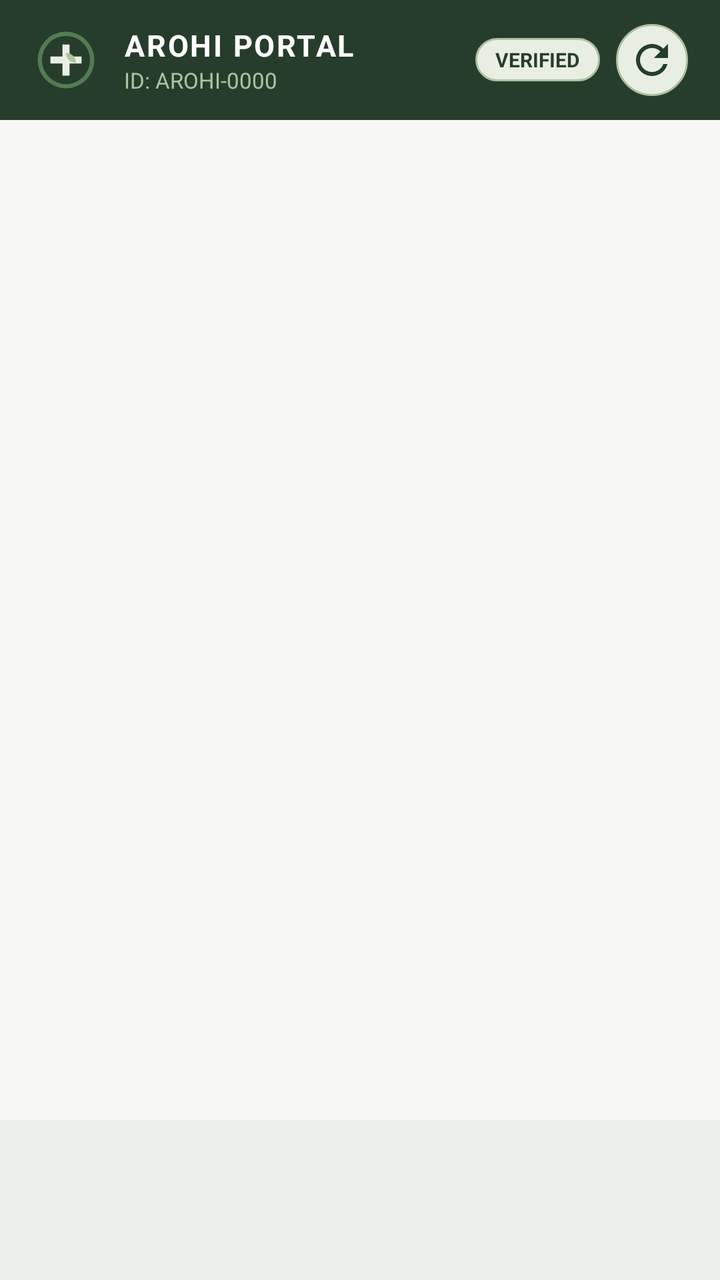
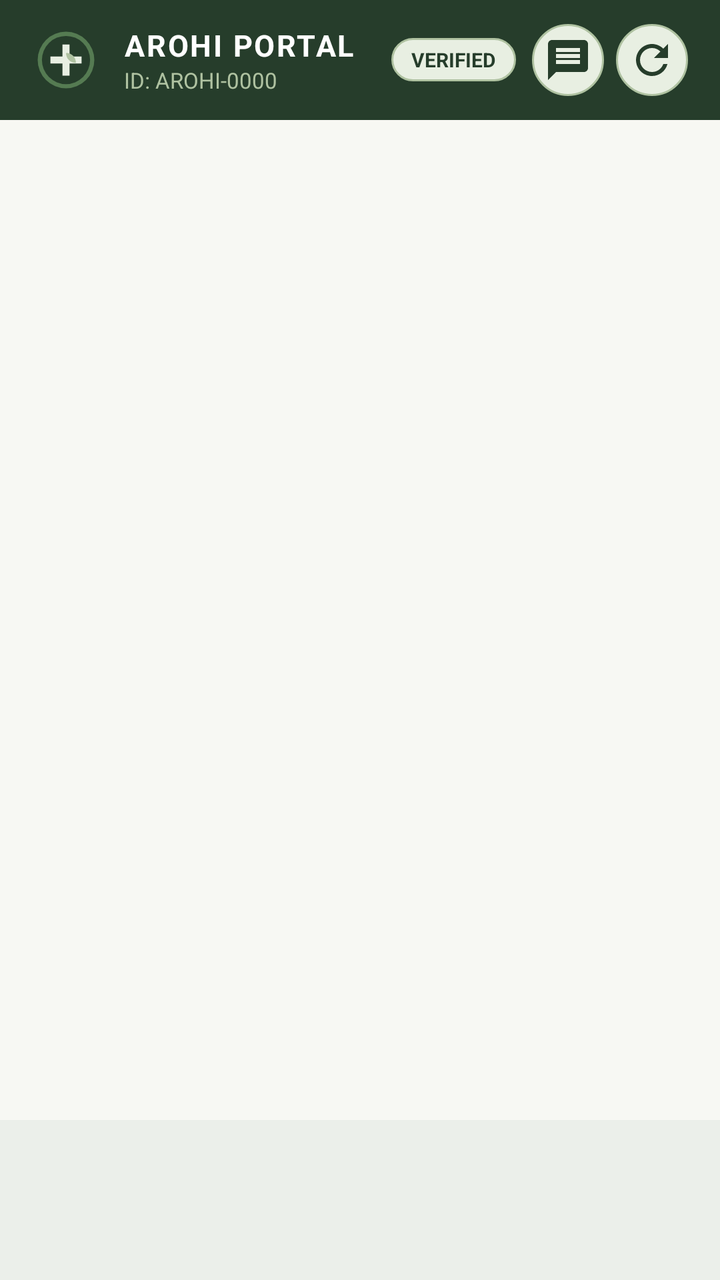

Screens rendered from an Android XML layout before and after an edit, with the pre-edit source and the edit as a unified diff.
<!-- AndroidManifest.xml: application theme Theme.AROHI -->
<!-- res/layout/activity_role_portal.xml -->
<?xml version="1.0" encoding="utf-8"?>
<androidx.constraintlayout.widget.ConstraintLayout xmlns:android="http://schemas.android.com/apk/res/android"
    xmlns:app="http://schemas.android.com/apk/res-auto"
    android:layout_width="match_parent"
    android:layout_height="match_parent"
    android:background="@color/warm_ivory">

    
    <LinearLayout
        android:id="@+id/topPortalBar"
        android:layout_width="0dp"
        android:layout_height="wrap_content"
        android:background="@color/deep_forest_green"
        android:gravity="center_vertical"
        android:orientation="horizontal"
        android:paddingHorizontal="@dimen/spacing_md"
        android:paddingVertical="12dp"
        app:layout_constraintEnd_toEndOf="parent"
        app:layout_constraintStart_toStartOf="parent"
        app:layout_constraintTop_toTopOf="parent">

        <ImageView
            android:layout_width="34dp"
            android:layout_height="34dp"
            android:contentDescription="@string/app_name"
            android:src="@drawable/ic_arohi_logo" />

        <LinearLayout
            android:layout_width="0dp"
            android:layout_height="wrap_content"
            android:layout_marginStart="@dimen/spacing_sm"
            android:layout_weight="1"
            android:orientation="vertical">

            <TextView
                android:id="@+id/tvPortalHeaderTitle"
                android:layout_width="wrap_content"
                android:layout_height="wrap_content"
                android:letterSpacing="0.06"
                android:text="AROHI PORTAL"
                android:textColor="@color/white"
                android:textSize="15sp"
                android:textStyle="bold" />

            <TextView
                android:id="@+id/tvPortalHeaderSub"
                android:layout_width="wrap_content"
                android:layout_height="wrap_content"
                android:text="ID: AROHI-0000"
                android:textColor="@color/soft_sage"
                android:textSize="11sp" />
        </LinearLayout>

        <TextView
            android:id="@+id/tvPortalStatusBadge"
            android:layout_width="wrap_content"
            android:layout_height="wrap_content"
            android:layout_marginEnd="@dimen/spacing_xs"
            android:background="@drawable/bg_badge_pill"
            android:paddingHorizontal="10dp"
            android:paddingVertical="4dp"
            android:text="VERIFIED"
            android:textColor="@color/deep_forest_green"
            android:textSize="10sp"
            android:textStyle="bold" />

        <ImageButton
            android:id="@+id/btnHeaderRefresh"
            android:layout_width="36dp"
            android:layout_height="36dp"
            android:background="@drawable/bg_icon_circle_mint"
            android:contentDescription="@string/action_retry"
            android:padding="7dp"
            android:src="@drawable/ic_refresh" />
    </LinearLayout>

    
    <FrameLayout
        android:id="@+id/fragmentContainer"
        android:layout_width="0dp"
        android:layout_height="0dp"
        app:layout_constraintBottom_toTopOf="@+id/bottomNavigation"
        app:layout_constraintEnd_toEndOf="parent"
        app:layout_constraintStart_toStartOf="parent"
        app:layout_constraintTop_toBottomOf="@+id/topPortalBar" />

    
    <com.google.android.material.bottomnavigation.BottomNavigationView
        android:id="@+id/bottomNavigation"
        android:layout_width="0dp"
        android:layout_height="wrap_content"
        android:background="@color/white"
        app:elevation="8dp"
        app:itemActiveIndicatorStyle="@style/Widget.Material3.BottomNavigationView.ActiveIndicator"
        app:itemIconTint="@color/deep_forest_green"
        app:itemTextColor="@color/deep_forest_green"
        app:labelVisibilityMode="labeled"
        app:layout_constraintBottom_toBottomOf="parent"
        app:layout_constraintEnd_toEndOf="parent"
        app:layout_constraintStart_toStartOf="parent" />

</androidx.constraintlayout.widget.ConstraintLayout>
<!-- resources referenced by this layout -->
<resources>
  <color name="deep_forest_green">#263D2B</color>
  <color name="soft_sage">#AFC2A1</color>
  <color name="warm_ivory">#F7F8F3</color>
  <color name="white">#FFFFFF</color>
  <dimen name="spacing_md">16dp</dimen>
  <dimen name="spacing_sm">12dp</dimen>
  <dimen name="spacing_xs">8dp</dimen>
  <!-- drawable bg_badge_pill (drawable) -->
  <?xml version="1.0" encoding="utf-8"?>
  <shape xmlns:android="http://schemas.android.com/apk/res/android"
      android:shape="rectangle">
      <solid android:color="@color/pale_mint" />
      <stroke
          android:width="1dp"
          android:color="@color/soft_sage" />
      <corners android:radius="@dimen/radius_pill" />
  </shape>
  <!-- drawable bg_icon_circle_mint (drawable) -->
  <?xml version="1.0" encoding="utf-8"?>
  <shape xmlns:android="http://schemas.android.com/apk/res/android"
      android:shape="oval">
      <solid android:color="@color/pale_mint" />
      <stroke
          android:width="1dp"
          android:color="@color/soft_sage" />
  </shape>
  <!-- drawable ic_refresh (drawable) -->
  <?xml version="1.0" encoding="utf-8"?>
  <vector xmlns:android="http://schemas.android.com/apk/res/android"
      android:width="24dp"
      android:height="24dp"
      android:viewportWidth="24"
      android:viewportHeight="24">
      <path
          android:fillColor="#263D2B"
          android:pathData="M17.65,6.35C16.2,4.9 14.21,4 12,4c-4.42,0 -7.99,3.58 -7.99,8s3.57,8 7.99,8c3.73,0 6.84,-2.55 7.73,-6h-2.08c-0.82,2.33 -3.04,4 -5.65,4 -3.31,0 -6,-2.69 -6,-6s2.69,-6 6,-6c1.66,0 3.14,0.69 4.22,1.78L13,11h7V4l-2.35,2.35z" />
  </vector>
  <string name="action_retry">Retry</string>
  <string name="app_name">AROHI</string>
  <color name="pale_mint">#E8EFE2</color>
  <dimen name="radius_pill">100dp</dimen>
  <color name="primary_moss_green">#557B52</color>
  <color name="secondary_sage">#819B75</color>
  <color name="status_emergency">#C94B4B</color>
  <color name="status_emergency_bg">#FDECEC</color>
  <color name="surface_card">#FFFFFF</color>
  <color name="text_primary">#26332A</color>
  <color name="text_secondary">#778276</color>
  <color name="border_stroke">#D5E0CE</color>
  <style name="Widget.AROHI.Button.Primary" parent="Widget.Material3.Button">
          <item name="android:minHeight">@dimen/button_height</item>
          <item name="android:textColor">@color/white</item>
          <item name="android:textSize">15sp</item>
          <item name="android:textStyle">bold</item>
          <item name="android:letterSpacing">0.02</item>
          <item name="backgroundTint">@color/primary_moss_green</item>
          <item name="cornerRadius">@dimen/input_corner_radius</item>
          <item name="elevation">0dp</item>
      </style>
  <style name="Widget.AROHI.Card" parent="Widget.Material3.CardView.Elevated">
          <item name="cardBackgroundColor">@color/surface_card</item>
          <item name="cardCornerRadius">@dimen/radius_md</item>
          <item name="cardElevation">@dimen/card_elevation</item>
          <item name="strokeColor">@color/border_stroke</item>
          <item name="strokeWidth">@dimen/card_stroke_width</item>
      </style>
  <dimen name="button_height">54dp</dimen>
  <dimen name="input_corner_radius">12dp</dimen>
  <dimen name="radius_md">16dp</dimen>
  <dimen name="card_elevation">2dp</dimen>
  <dimen name="card_stroke_width">1dp</dimen>
  <!-- unchanged entries left out for length: 3 -->
</resources>

<!-- the commit's change to res/layout/activity_role_portal.xml (unified diff, before → after) -->
@@ -65,6 +65,16 @@
             android:textStyle="bold" />
 
         <ImageButton
+            android:id="@+id/btnHeaderCommunityFeed"
+            android:layout_width="36dp"
+            android:layout_height="36dp"
+            android:layout_marginEnd="6dp"
+            android:background="@drawable/bg_icon_circle_mint"
+            android:contentDescription="Community Feed"
+            android:padding="7dp"
+            android:src="@drawable/ic_nav_messages" />
+
+        <ImageButton
             android:id="@+id/btnHeaderRefresh"
             android:layout_width="36dp"
             android:layout_height="36dp"
<!-- resource entries referenced after the edit -->
@@ -26,6 +26,17 @@
           android:width="1dp"
           android:color="@color/soft_sage" />
   </shape>
+  <!-- drawable ic_nav_messages (drawable) -->
+  <?xml version="1.0" encoding="utf-8"?>
+  <vector xmlns:android="http://schemas.android.com/apk/res/android"
+      android:width="24dp"
+      android:height="24dp"
+      android:viewportWidth="24"
+      android:viewportHeight="24">
+      <path
+          android:fillColor="#263D2B"
+          android:pathData="M20,2H4C2.9,2 2.01,2.9 2.01,4L2,22l4,-4h14c1.1,0 2,-0.9 2,-2V4C22,2.9 21.1,2 20,2zM18,14H6v-2h12V14zM18,11H6V9h12V11zM18,8H6V6h12V8z" />
+  </vector>
   <!-- drawable ic_refresh (drawable) -->
   <?xml version="1.0" encoding="utf-8"?>
   <vector xmlns:android="http://schemas.android.com/apk/res/android"
